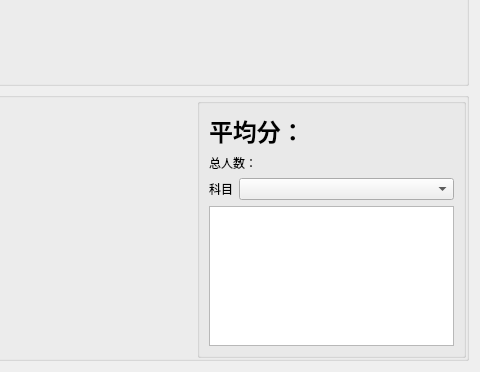
Above: statisticwidget.ui from AnisHon/student_manage_system before the change; both pictures show x 360 to 840 and y 195 to 567 of the 840 by 567 pixel window. Below: the same form after it.
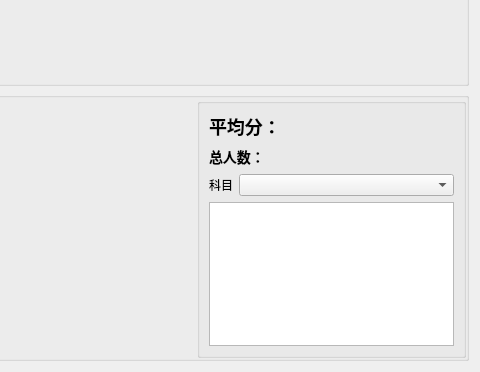
That is the form after the change. Custom widgets are drawn as their Qt base class.

Patch:
```diff
--- a/statisticwidget.ui
+++ b/statisticwidget.ui
@@ -133,7 +133,7 @@
            <item row="0" column="0" colspan="2">
             <widget class="QLabel" name="average">
              <property name="text">
-              <string>&lt;html&gt;&lt;head/&gt;&lt;body&gt;&lt;p&gt;&lt;span style=&quot; font-size:18pt; font-weight:700;&quot;&gt;平均分：&lt;/span&gt;&lt;/p&gt;&lt;/body&gt;&lt;/html&gt;</string>
+              <string>&lt;h2&gt;平均分：&lt;/h2&gt;</string>
              </property>
             </widget>
            </item>
@@ -143,7 +143,7 @@
            <item row="1" column="0" colspan="2">
             <widget class="QLabel" name="total">
              <property name="text">
-              <string>总人数：</string>
+              <string>&lt;h3&gt;总人数：&lt;/h3&gt;</string>
              </property>
             </widget>
            </item>
```
Left out of the diff: 15 changed lines with no effect on the pictures.
